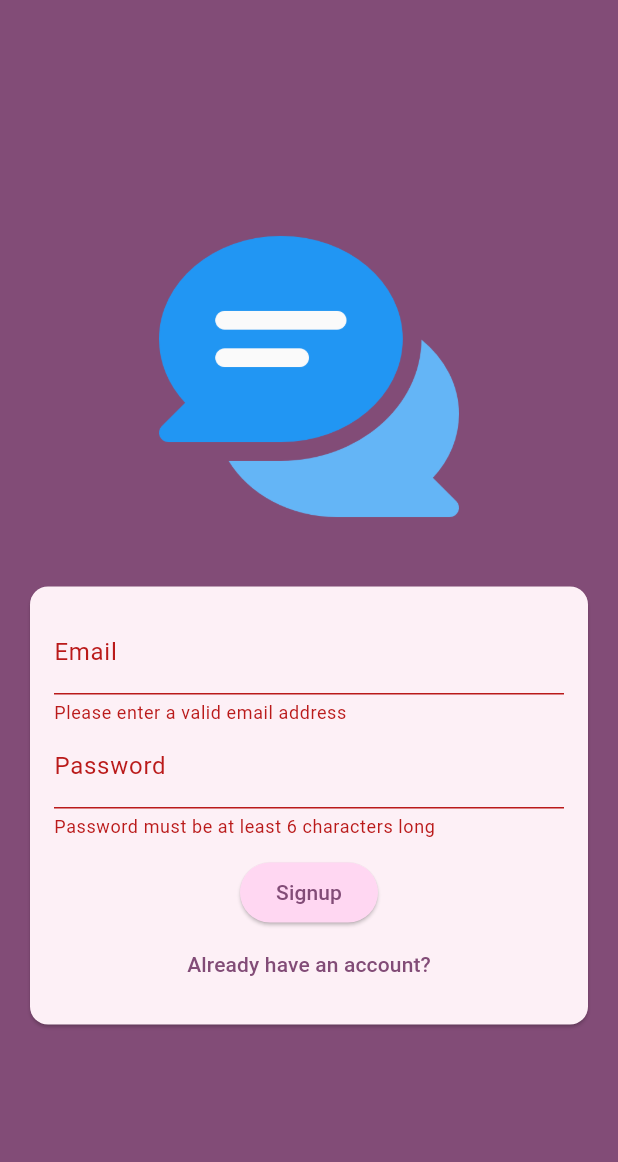
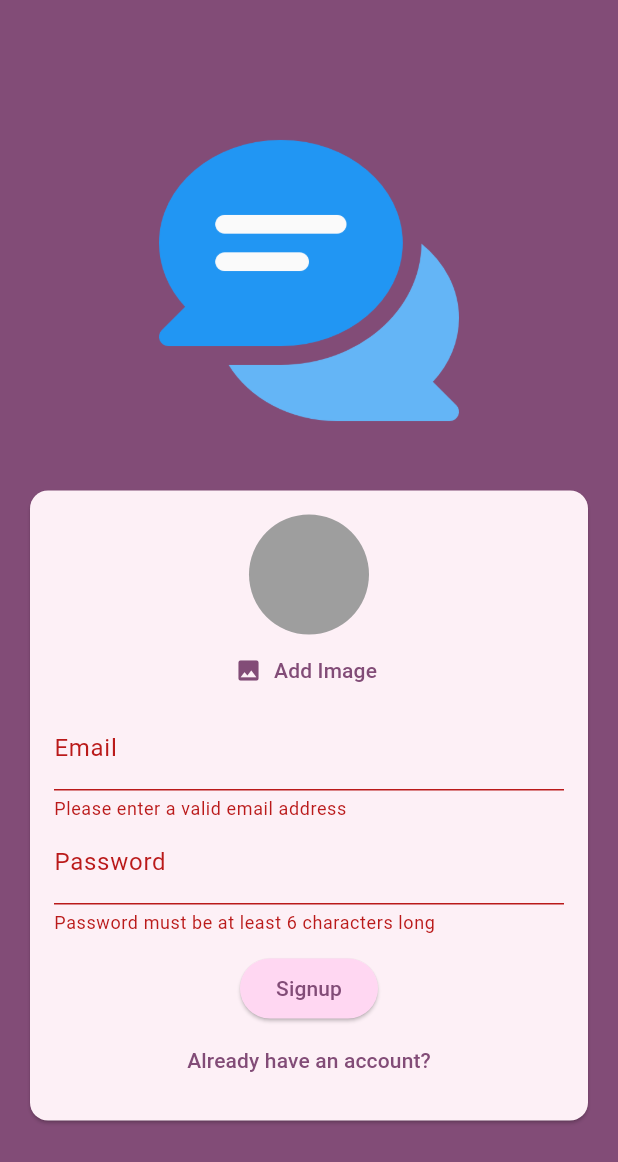
Before and after one commit to islam-ahsanul/connectly, a Flutter app: the screen it shows after launch, after a tap on "Login", after a tap on "Create new account", on a phone screen of 412 x 824 dp. Shown: the top 1162 px of the screen. Run offline on Flutter 3.47's test engine with Material 3 defaults, Android fonts, the phone set to English and light mode, and no system bars; our stand-ins replace firebase_auth, firebase_core, image_picker; accounts and stored records are empty.

Commit message:
image picker successfull

```diff
--- a/lib/views/screens/auth_screen.dart
+++ b/lib/views/screens/auth_screen.dart
@@ -1,3 +1,4 @@
+import 'package:connectly/views/widgets/user_image_picker.dart';
 import 'package:flutter/material.dart';
 import 'package:firebase_auth/firebase_auth.dart';
 
@@ -76,6 +77,7 @@ class _AuthScreenState extends State<AuthScreen> {
                         child: Column(
                           mainAxisSize: MainAxisSize.min,
                           children: [
+                            if (!_isLogin) const UserImagePicker(),
                             TextFormField(
                               decoration: const InputDecoration(
                                 labelText: 'Email',
--- a/lib/views/widgets/user_image_picker.dart
+++ b/lib/views/widgets/user_image_picker.dart
@@ -0,0 +1,55 @@
+import 'dart:io';
+
+import 'package:flutter/material.dart';
+import 'package:image_picker/image_picker.dart';
+
+class UserImagePicker extends StatefulWidget {
+  const UserImagePicker({super.key});
+
+  @override
+  State<UserImagePicker> createState() => _UserImagePickerState();
+}
+
+class _UserImagePickerState extends State<UserImagePicker> {
+  File? _pickedImageFile;
+
+  void _pickImage() async {
+    final pickedImage = await ImagePicker().pickImage(
+      source: ImageSource.camera,
+      imageQuality: 50,
+      maxWidth: 150,
+    );
+
+    if (pickedImage == null) {
+      return;
+    }
+
+    setState(() {
+      _pickedImageFile = File(pickedImage.path);
+    });
+  }
+
+  @override
+  Widget build(BuildContext context) {
+    return Column(
+      children: [
+        CircleAvatar(
+          radius: 40,
+          backgroundColor: Colors.grey,
+          foregroundImage:
+              _pickedImageFile != null ? FileImage(_pickedImageFile!) : null,
+        ),
+        TextButton.icon(
+          onPressed: _pickImage,
+          icon: Icon(Icons.image),
+          label: Text(
+            'Add Image',
+            style: TextStyle(
+              color: Theme.of(context).colorScheme.primary,
+            ),
+          ),
+        ),
+      ],
+    );
+  }
+}
```
